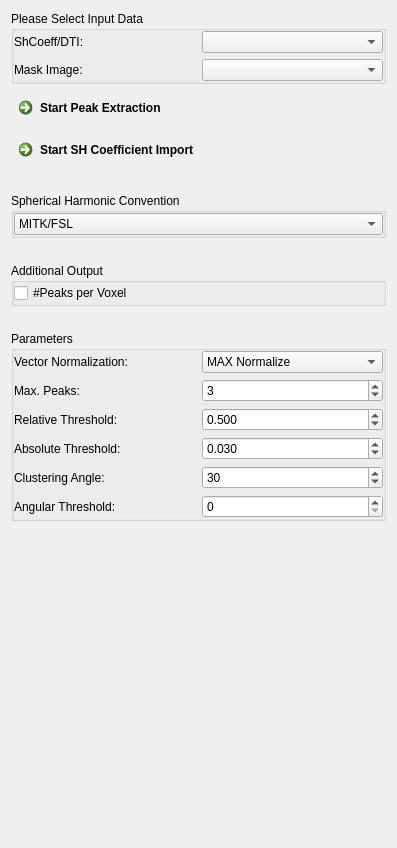
The window that Plugins/org.mitk.gui.qt.diffusionimaging.odfpeaks/src/internal/QmitkOdfMaximaExtractionViewControls.ui (MITK/MITK) describes before a commit, drawn with Qt 5.
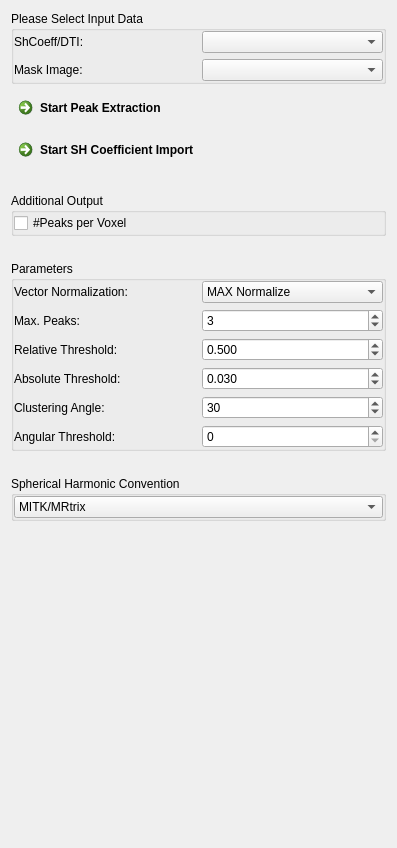
The same window after the commit. Custom widgets are drawn as their Qt base class.

Diff of the .ui file:
```diff
--- a/Plugins/org.mitk.gui.qt.diffusionimaging.odfpeaks/src/internal/QmitkOdfMaximaExtractionViewControls.ui
+++ b/Plugins/org.mitk.gui.qt.diffusionimaging.odfpeaks/src/internal/QmitkOdfMaximaExtractionViewControls.ui
@@ -394,47 +394,6 @@
      </layout>
     </widget>
    </item>
-   <item row="4" column="0">
-    <widget class="QGroupBox" name="groupBox_3">
-     <property name="title">
-      <string>Spherical Harmonic Convention</string>
-     </property>
-     <layout class="QGridLayout" name="gridLayout_6">
-      <property name="leftMargin">
-       <number>0</number>
-      </property>
-      <property name="topMargin">
-       <number>0</number>
-      </property>
-      <property name="rightMargin">
-       <number>0</number>
-      </property>
-      <property name="bottomMargin">
-       <number>0</number>
-      </property>
-      <item row="0" column="0">
-       <widget class="QComboBox" name="m_ToolkitBox">
-        <property name="toolTip">
-         <string>Define SH coefficient convention (depends on toolkit)</string>
-        </property>
-        <property name="currentIndex">
-         <number>0</number>
-        </property>
-        <item>
-         <property name="text">
-          <string>MITK/FSL</string>
-         </property>
-        </item>
-        <item>
-         <property name="text">
-          <string>MRtrix</string>
-         </property>
-        </item>
-       </widget>
-      </item>
-     </layout>
-    </widget>
-   </item>
    <item row="17" column="0">
     <spacer name="verticalSpacer">
      <property name="orientation">
@@ -448,9 +407,55 @@
      </property>
     </spacer>
    </item>
+   <item row="8" column="0">
+    <widget class="QGroupBox" name="groupBox_3">
+     <property name="title">
+      <string>Spherical Harmonic Convention</string>
+     </property>
+     <layout class="QGridLayout" name="gridLayout_6">
+      <property name="leftMargin">
+       <number>0</number>
+      </property>
+      <property name="topMargin">
+       <number>0</number>
+      </property>
+      <property name="rightMargin">
+       <number>0</number>
+      </property>
+      <property name="bottomMargin">
+       <number>0</number>
+      </property>
+      <item row="0" column="0">
+       <widget class="QComboBox" name="m_ToolkitBox">
+        <property name="toolTip">
+         <string>Define SH coefficient convention (depends on toolkit)</string>
+        </property>
+        <property name="currentIndex">
+         <number>0</number>
+        </property>
+        <item>
+         <property name="text">
+          <string>MITK/MRtrix</string>
+         </property>
+        </item>
+        <item>
+         <property name="text">
+          <string>FSL</string>
+         </property>
+        </item>
+       </widget>
+      </item>
+     </layout>
+    </widget>
+   </item>
   </layout>
  </widget>
  <customwidgets>
+  <customwidget>
+   <class>QmitkDataStorageComboBox</class>
+   <extends>QComboBox</extends>
+   <header location="global">QmitkDataStorageComboBox.h</header>
+  </customwidget>
   <customwidget>
    <class>QmitkDataStorageComboBoxWithSelectNone</class>
    <extends>QComboBox</extends>
```
Left out of the diff: 2 changed lines with no effect on the pictures.
